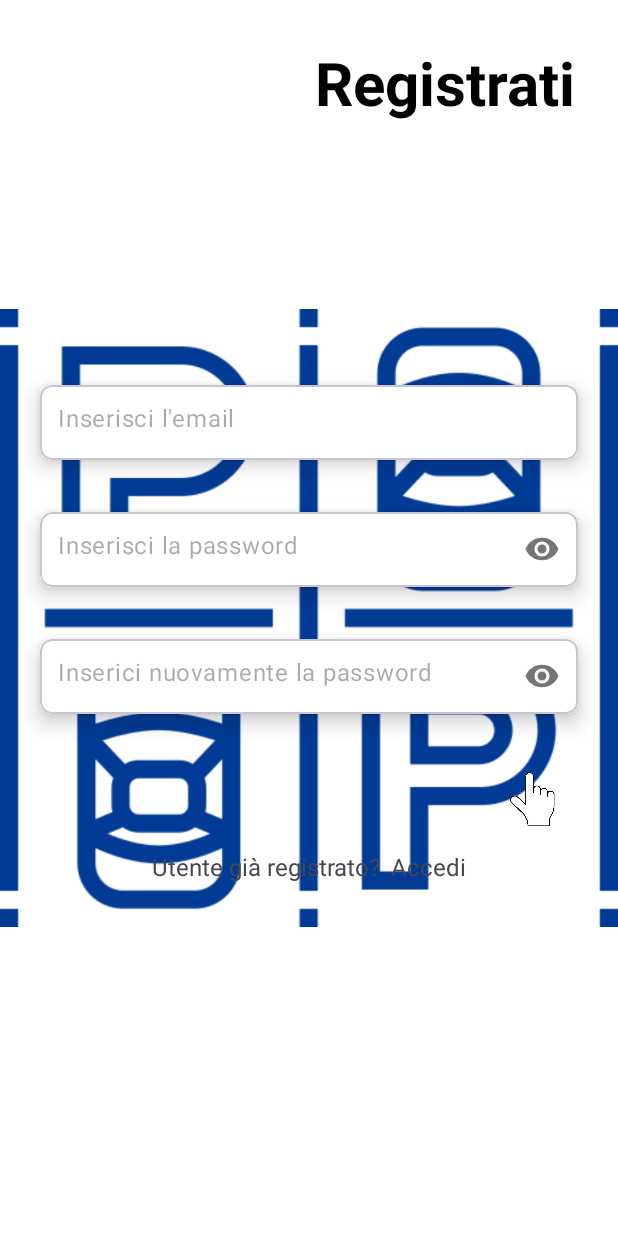
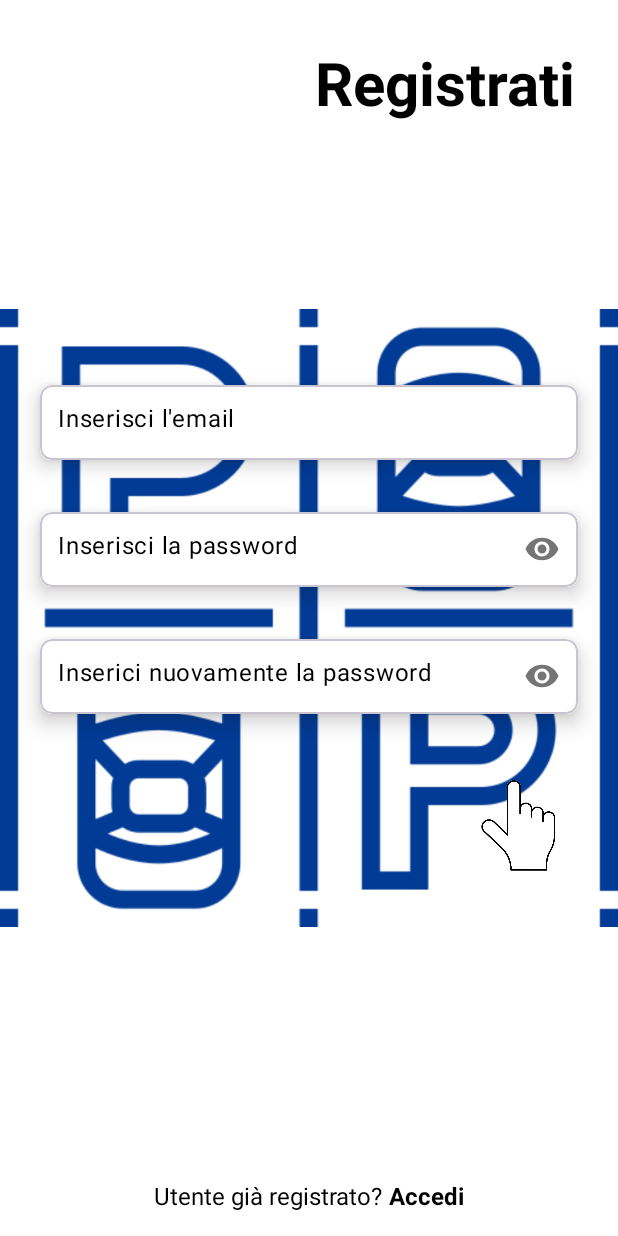
Before and after one commit to lorenzofuse/progettoparkcar, an Android app: the SignUpFragment screen opened through its navigation route, on a phone screen of 412 x 824 dp. Run offline under Robolectric (Android 15) with nearby library versions, the phone set to English and light mode, and no system bars; our stand-ins replace Firebase (no records; nobody signed in at launch, a user with empty details on screens opened directly); 1 statement that could not run was skipped.

Commit message:
Sistemata fragment_sign_up.xml e fragment_sign_in.xml

```diff
--- a/app/src/main/res/layout/fragment_sign_up.xml
+++ b/app/src/main/res/layout/fragment_sign_up.xml
@@ -67,6 +67,7 @@
                 android:layout_height="50dp"
                 android:background="@color/white"
                 android:hint="@string/enter_your_email"
+                android:textColorHint="@color/black"
                 android:inputType="textEmailAddress"
                 android:paddingStart="12dp"
                 android:paddingTop="15dp" />
@@ -106,6 +107,7 @@
                 android:background="@color/white"
                 android:hint="@string/enter_your_pass"
                 android:inputType="textPassword"
+                android:textColorHint="@color/black"
                 android:paddingStart="12dp"
                 android:paddingTop="15dp" />
 
@@ -125,7 +127,6 @@
         app:cardElevation="8dp"
         app:cardUseCompatPadding="true"
         app:layout_constraintEnd_toEndOf="parent"
-        app:layout_constraintHorizontal_bias="0.5"
          app:layout_constraintStart_toStartOf="parent"
         app:layout_constraintTop_toBottomOf="@id/cardView2">
 
@@ -144,6 +145,7 @@
                 android:layout_width="match_parent"
                 android:layout_height="match_parent"
                 android:background="@color/white"
+                android:textColorHint="@color/black"
                 android:hint="@string/re_enter_your_pass"
                 android:inputType="textPassword"
                 android:paddingStart="12dp"
@@ -156,39 +158,43 @@
 
     <ImageView
         android:id="@+id/nextBtn"
-        android:layout_width="60dp"
-        android:layout_height="60dp"
+        android:layout_width="80dp"
+        android:layout_height="100dp"
         android:layout_marginTop="16dp"
         android:layout_marginEnd="12dp"
         android:src="@drawable/btn"
         app:layout_constraintEnd_toEndOf="@id/cardView3"
         app:layout_constraintTop_toBottomOf="@id/cardView3" />
 
+    <LinearLayout
+        android:id="@+id/loginTextContainer"
+        android:layout_width="wrap_content"
+        android:layout_height="wrap_content"
+        android:orientation="horizontal"
+        android:layout_marginBottom="16dp"
+        app:layout_constraintBottom_toBottomOf="parent"
+        app:layout_constraintStart_toStartOf="parent"
+        app:layout_constraintEnd_toEndOf="parent">
+
         <TextView
             android:id="@+id/textview32"
             android:layout_width="wrap_content"
             android:layout_height="wrap_content"
-        android:layout_marginTop="0dp"
             android:text="Utente già registrato?"
             android:textSize="16sp"
-        app:layout_constraintEnd_toStartOf="@+id/textViewSignIn"
-        app:layout_constraintHorizontal_bias="0.5"
-
-        app:layout_constraintStart_toStartOf="@+id/guideline2"
-        app:layout_constraintTop_toBottomOf="@id/nextBtn" />
+            android:textColor="@color/black" />
 
         <TextView
             android:id="@+id/textViewSignIn"
             android:layout_width="wrap_content"
             android:layout_height="wrap_content"
+            android:text="Accedi"
+            android:textSize="16sp"
+            android:textColor="@color/black"
+            android:textStyle="bold"
+            android:layout_marginStart="4dp" />
 
-        android:text=" Accedi"
-
-        android:textSize="16sp"
-        app:layout_constraintEnd_toStartOf="@+id/guideline3"
-        app:layout_constraintHorizontal_bias="0.5"
-        app:layout_constraintStart_toEndOf="@+id/textview32"
-        app:layout_constraintTop_toTopOf="@id/textview32" />
+    </LinearLayout>
 
     <androidx.constraintlayout.widget.Guideline
         android:id="@+id/guideline2"
```
Also changed, not shown: app/src/main/res/layout/fragment_sign_in.xml (+23 -12 lines). Lines whose indentation alone changed are shown as unchanged.
